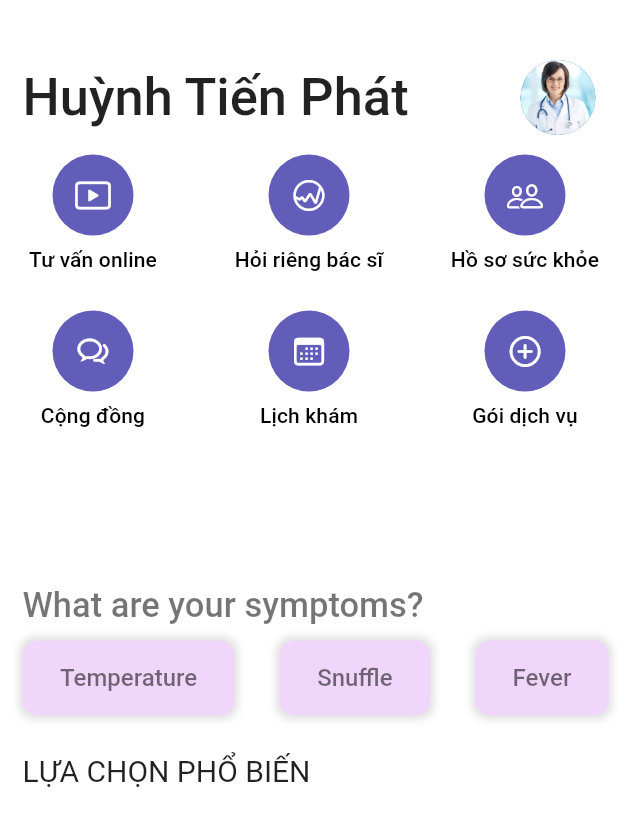
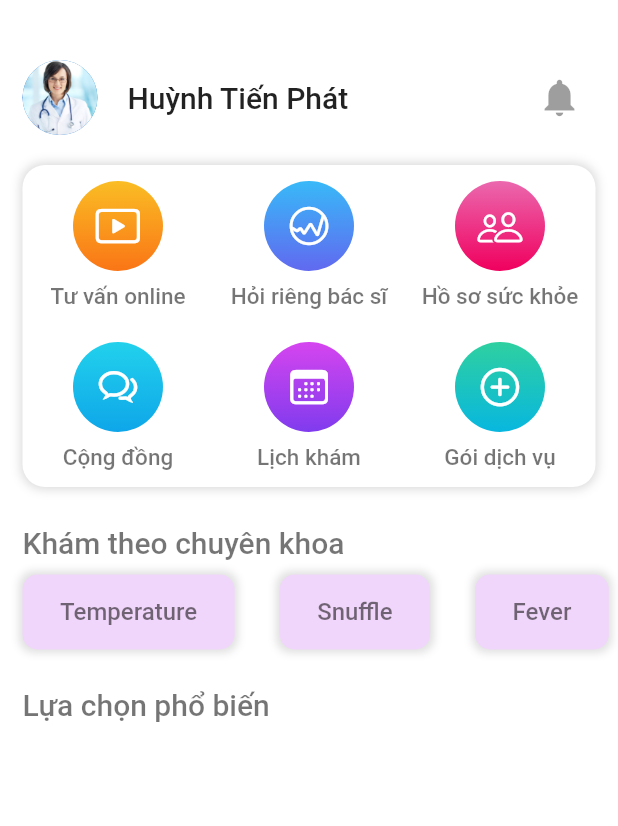
Before and after one commit to phathuynh24/HealthConsulting, a Flutter app: the HomeScreen screen opened directly, on a phone screen of 412 x 824 dp. Shown: the top 826 px of the screen. Run offline on Flutter 3.47's test engine with Material 2 defaults, Android fonts, the phone set to English and light mode, and no system bars; our stand-ins replace cloud_firestore, country_picker, date_picker_timeline, file_picker, firebase_auth, firebase_core and 6 more; accounts and stored records are empty; network calls fail.

Commit message:
Change UI home board and detail doctor

```diff
--- a/assist_health/lib/ui/doctor_screens/set_schedule.dart
+++ b/assist_health/lib/ui/doctor_screens/set_schedule.dart
@@ -175,9 +175,6 @@ class _SetScheduleScreen extends State<SetScheduleScreen> {
                         child: Column(
                           mainAxisAlignment: MainAxisAlignment.start,
                           children: [
-                            const SizedBox(
-                              height: 50,
-                            ),
                             Text(
                               _doctorSchedule.timeLine![index].duration,
                               style: const TextStyle(
--- a/assist_health/lib/ui/user_screens/home.dart
+++ b/assist_health/lib/ui/user_screens/home.dart
@@ -50,47 +50,74 @@ class _MyHomeScreen extends State<HomeScreen> {
                 child: Row(
                   mainAxisAlignment: MainAxisAlignment.spaceBetween,
                   children: [
-                    Text(
-                      "Huỳnh Tiến Phát",
-                      style: TextStyle(
-                        fontSize: 35,
-                        fontWeight: FontWeight.w500,
-                      ),
+                    Row(
+                      children: [
+                        CircleAvatar(
+                          radius: 25,
+                          backgroundImage: AssetImage("assets/doctor1.jpg"),
+                        ),
+                        SizedBox(
+                          width: 20,
+                        ),
+                        Text(
+                          "Huỳnh Tiến Phát",
+                          style: TextStyle(
+                            fontSize: 20,
+                            fontWeight: FontWeight.w500,
+                          ),
+                        ),
+                      ],
                     ),
-                    CircleAvatar(
-                      radius: 25,
-                      backgroundImage: AssetImage("assets/doctor1.jpg"),
+                    IconButton(
+                      icon: Icon(Icons.notifications),
+                      iconSize: 30,
+                      onPressed: null,
                     ),
                   ],
                 ),
+              ),
+              const SizedBox(
+                height: 20,
               ),
               Row(
                 mainAxisAlignment: MainAxisAlignment.spaceEvenly,
                 children: [
                   Expanded(
-                    child: SizedBox(
-                      height: 300,
-                      child: ListView(
+                    child: Container(
+                      height: 240,
+                      padding: const EdgeInsets.symmetric(
+                        horizontal: 15,
+                      ),
+                      child: Column(
                         children: [
                           Container(
                             padding: const EdgeInsets.symmetric(
                               horizontal: 10,
                             ),
-                            decoration: const BoxDecoration(
+                            decoration: BoxDecoration(
                               color: Themes.backgroundClr,
+                              borderRadius: BorderRadius.circular(15),
+                              boxShadow: [
+                                BoxShadow(
+                                  color: Colors.grey.withOpacity(0.4),
+                                  spreadRadius: 1,
+                                  blurRadius: 5,
+                                ),
+                              ],
                             ),
                             child: GridView.count(
                               shrinkWrap: true,
+                              padding: EdgeInsets.zero,
                               physics: const NeverScrollableScrollPhysics(),
-                              padding: EdgeInsets.zero,
                               crossAxisCount: 3,
-                              crossAxisSpacing: 40,
+                              crossAxisSpacing: 20,
                               mainAxisSpacing: 0,
                               children: [
                                 itemDashboard(
                                     'Tư vấn online',
                                     CupertinoIcons.play_rectangle,
-                                    Themes.selectedClr, () {
+                                    const Color(0xFFFABD24),
+                                    const Color(0xFFFA7516), () {
                                   Navigator.push(
                                     context,
                                     MaterialPageRoute(
@@ -101,27 +128,32 @@ class _MyHomeScreen extends State<HomeScreen> {
                                 itemDashboard(
                                     'Hỏi riêng bác sĩ',
                                     CupertinoIcons.graph_circle,
-                                    Themes.selectedClr,
+                                    const Color(0xFF38B9F8),
+                                    const Color(0xFF6169F0),
                                     () {}),
                                 itemDashboard(
                                     'Hồ sơ sức khỏe',
                                     CupertinoIcons.person_2,
-                                    Themes.selectedClr,
+                                    const Color(0xFFEB68AE),
+                                    const Color(0xFFF0005E),
                                     () {}),
                                 itemDashboard(
                                     'Cộng đồng',
                                     CupertinoIcons.chat_bubble_2,
-                                    Themes.selectedClr,
+                                    const Color(0xFF22D1EC),
+                                    const Color(0xFF0EA6E9),
                                     () {}),
                                 itemDashboard(
                                     'Lịch khám',
                                     CupertinoIcons.calendar,
-                                    Themes.selectedClr,
+                                    const Color(0xFFD545EF),
+                                    const Color(0xFF803BEE),
                                     () {}),
                                 itemDashboard(
                                     'Gói dịch vụ',
                                     CupertinoIcons.add_circled,
-                                    Themes.selectedClr,
+                                    const Color(0xFF2ED0A0),
+                                    const Color(0xFF08B7DF),
                                     () {}),
                               ],
                             ),
@@ -135,9 +167,9 @@ class _MyHomeScreen extends State<HomeScreen> {
               const Padding(
                 padding: EdgeInsets.only(left: 15),
                 child: Text(
-                  "What are your symptoms?",
+                  "Khám theo chuyên khoa",
                   style: TextStyle(
-                    fontSize: 23,
+                    fontSize: 20,
                     fontWeight: FontWeight.w500,
                     color: Colors.black54,
                   ),
@@ -183,11 +215,11 @@ class _MyHomeScreen extends State<HomeScreen> {
               const Padding(
                 padding: EdgeInsets.only(left: 15),
                 child: Text(
-                  "LỰA CHỌN PHỔ BIẾN",
+                  "Lựa chọn phổ biến",
                   style: TextStyle(
                     fontSize: 20,
-                    fontWeight: FontWeight.w400,
-                    color: Colors.black87,
+                    fontWeight: FontWeight.w500,
+                    color: Colors.black54,
                   ),
                 ),
               ),
@@ -272,7 +304,7 @@ class _MyHomeScreen extends State<HomeScreen> {
     );
   }
 
-  itemDashboard(String title, IconData iconData, Color background,
+  itemDashboard(String title, IconData iconData, Color topClr, Color bottomClr,
           Function() onTap) =>
       InkWell(
         onTap: onTap,
@@ -287,16 +319,31 @@ class _MyHomeScreen extends State<HomeScreen> {
               Container(
                   padding: const EdgeInsets.all(15),
                   decoration: BoxDecoration(
-                    color: background,
+                    gradient: LinearGradient(
+                      begin: Alignment.topCenter,
+                      end: Alignment.bottomCenter,
+                      colors: [
+                        topClr,
+                        bottomClr,
+                      ],
+                    ),
                     shape: BoxShape.circle,
                   ),
-                  child: Icon(iconData, color: Colors.white)),
+                  child: Icon(
+                    iconData,
+                    color: Colors.white,
+                    size: 30,
+                  )),
               const SizedBox(height: 8),
               Text(
                 title,
                 textAlign: TextAlign.center,
                 overflow: TextOverflow.ellipsis,
-                style: Theme.of(context).textTheme.titleSmall,
+                style: const TextStyle(
+                  fontSize: 15,
+                  fontWeight: FontWeight.w500,
+                  color: Colors.black54,
+                ),
               ),
             ],
           ),
```
Also changed, not shown: assist_health/lib/ui/user_screens/detail_doctor.dart (+60 -34 lines).
